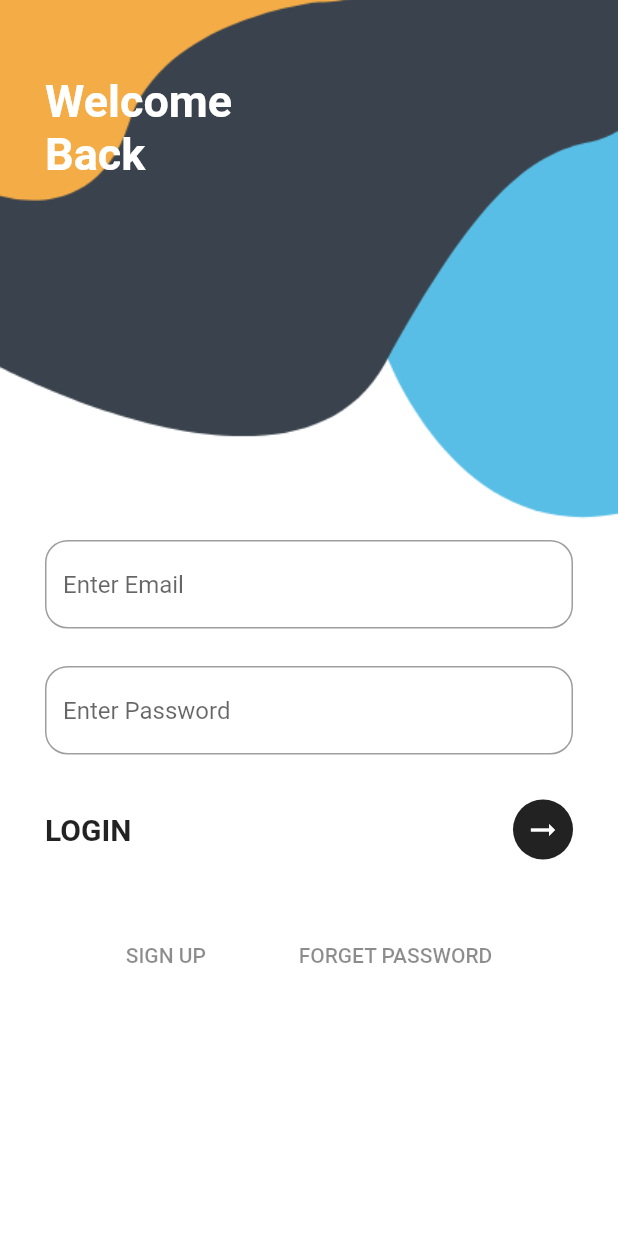
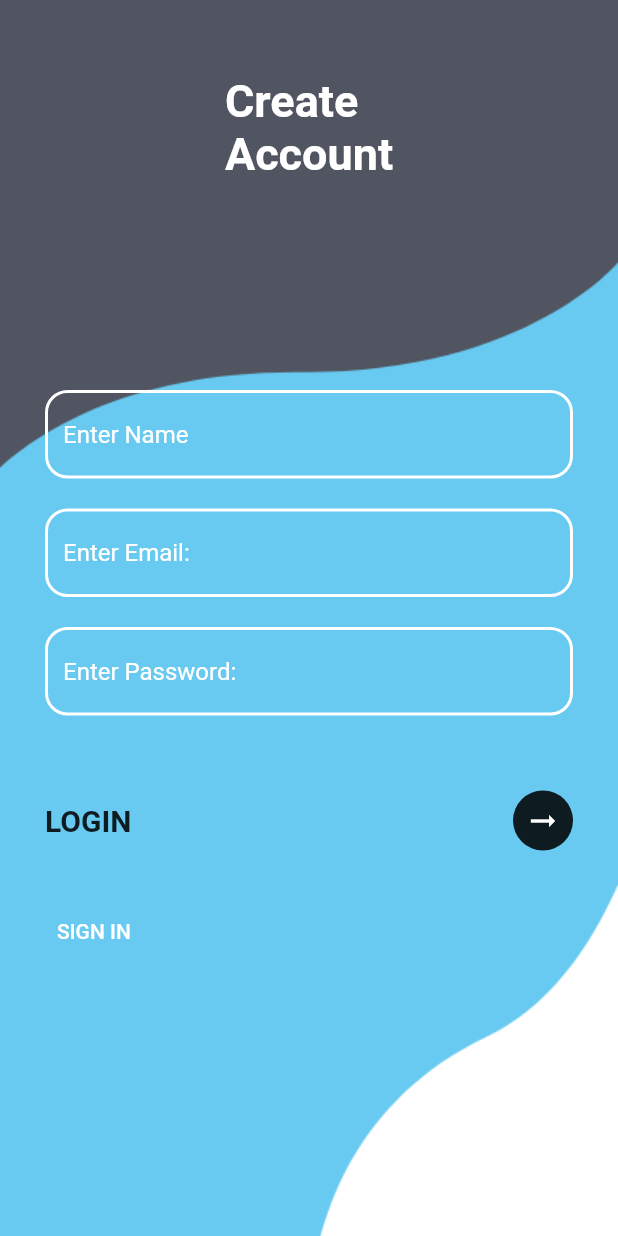
Before and after one commit to AbuRasel9/Login-Page-Ui, a Flutter app: the screen it shows after launch, after a tap on "SIGN UP", on a phone screen of 412 x 824 dp. Run offline on Flutter 3.47's test engine with Material 2 defaults, Android fonts, the light colour scheme and no system bars.

Commit message:
create screnn done

```diff
--- a/lib/screens/login_page_ui.dart
+++ b/lib/screens/login_page_ui.dart
@@ -1,4 +1,7 @@
 import 'package:flutter/material.dart';
+import 'package:loging_page_ui/screens/sign_up_screen.dart';
+import 'package:loging_page_ui/widget/form_feild_widget.dart';
+import 'package:loging_page_ui/widget/login_button_widget.dart';
 
 class LoginPageUi extends StatefulWidget {
   const LoginPageUi({super.key});
@@ -13,7 +16,7 @@ class _LoginPageUiState extends State<LoginPageUi> {
     return Scaffold(
       body: Container(
         width: double.infinity,
-        decoration: BoxDecoration(
+        decoration: const BoxDecoration(
           image: DecorationImage(
               image: AssetImage(
                 "image/login.png",
@@ -25,50 +28,54 @@ class _LoginPageUiState extends State<LoginPageUi> {
           child: Column(
             crossAxisAlignment: CrossAxisAlignment.start,
             children: [
-              Text(
+              const Text(
                 "Welcome\nBack",
                 style: TextStyle(
                     fontSize: 30,
                     fontWeight: FontWeight.bold,
                     color: Colors.white),
               ),
-              SizedBox(
+              const SizedBox(
                 height: 240,
               ),
-              TextFormField(
-                decoration: InputDecoration(
-                  hintText: "Enter Email",
-                    border: OutlineInputBorder(
-                        borderRadius: BorderRadius.circular(15))),
+              // TextFormField(
+              //   decoration: InputDecoration(
+              //       hintText: "Enter Email",
+              //       border: OutlineInputBorder(
+              //           borderRadius: BorderRadius.circular(15))),
+              // ),
+              const SizedBox(
+                height: 25,
               ),
-              SizedBox(height: 25,),
-              TextFormField(
-                decoration: InputDecoration(
-                  hintText: "Enter Password",
-                    border: OutlineInputBorder(
-                        borderRadius: BorderRadius.circular(15))),
+              const FormFeildWidget(name: "Enter Mail",),
+              const SizedBox(height: 15,),
+              const FormFeildWidget(name: "Enter Password",),
+              const SizedBox(
+                height: 30,
               ),
-              SizedBox(height: 30,),
-              Row(
-                mainAxisAlignment: MainAxisAlignment.spaceBetween,
-                children: [
-                  Text("LOGIN",style: TextStyle(fontWeight: FontWeight.bold,fontSize: 20),),
-                  CircleAvatar(
-                    backgroundColor: Colors.black87,
-                    child: IconButton(
-                        onPressed: (){}, icon: Icon(Icons.arrow_right_alt_outlined,color: Colors.white,)),
-                  )
-                ],
+              const LoginButtonWidget(),
+              const SizedBox(
+                height: 40,
               ),
-              SizedBox(height: 40,),
               Row(
                 mainAxisAlignment: MainAxisAlignment.spaceEvenly,
                 children: [
                   TextButton(
+                      onPressed: () {
 
-                      onPressed: (){}, child: Text("SIGN UP",style: TextStyle(color: Colors.black45),)),
-                  TextButton(onPressed: (){}, child: Text("FORGET PASSWORD",style: TextStyle(color: Colors.black45),),)
-
+                        Navigator.push(context, MaterialPageRoute(builder: (context)=>CreateAccount()));
+                      },
+                      child: const Text(
+                        "SIGN UP",
+                        style: TextStyle(color: Colors.black45),
+                      )),
+                  TextButton(
+                    onPressed: () {},
+                    child: const Text(
+                      "FORGET PASSWORD",
+                      style: TextStyle(color: Colors.black45),
+                    ),
+                  )
                 ],
               )
             ],
--- a/lib/screens/sign_up_screen.dart
+++ b/lib/screens/sign_up_screen.dart
@@ -0,0 +1,123 @@
+import 'package:flutter/cupertino.dart';
+import 'package:flutter/material.dart';
+import 'package:loging_page_ui/screens/login_page_ui.dart';
+import 'package:loging_page_ui/widget/login_button_widget.dart';
+
+class CreateAccount extends StatefulWidget {
+  const CreateAccount({super.key});
+
+  @override
+  State<CreateAccount> createState() => _CreateAccountState();
+}
+
+class _CreateAccountState extends State<CreateAccount> {
+  @override
+  Widget build(BuildContext context) {
+    return Scaffold(
+      body: Container(
+        width: double.infinity,
+        decoration: const BoxDecoration(
+          image: DecorationImage(
+              image: AssetImage("image/register.png"), fit: BoxFit.cover),
+        ),
+        child: Stack(
+          children: [
+            Padding(
+              padding: const EdgeInsets.only(top: 50.0, left: 30, right: 30),
+              child: Column(
+
+                children: [
+                  Column(
+                    children: [
+                      const Text(
+                        "Create\nAccount",
+                        style: TextStyle(
+                            fontSize: 30,
+                            fontWeight: FontWeight.bold,
+                            color: Colors.white),
+                      ),
+                      const SizedBox(
+                        height: 140,
+                      ),
+                      TextFormField(
+                        decoration: InputDecoration(
+                            hintText: "Enter Name",
+                            hintStyle: const TextStyle(color: Colors.white),
+                            enabledBorder: OutlineInputBorder(
+                              borderRadius: BorderRadius.circular(15.0),
+                              borderSide: const BorderSide(
+                                color: Colors.white,
+                                width: 2.0,
+                              ),
+                            ),
+                            border: OutlineInputBorder(
+                              borderSide: const BorderSide(color: Colors.white),
+                              borderRadius: BorderRadius.circular(15),
+                            )),
+                      ),
+                      const SizedBox(
+                        height: 20,
+                      ),
+                      TextFormField(
+                        decoration: InputDecoration(
+                            hintText: "Enter Email:",
+                            hintStyle: const TextStyle(color: Colors.white),
+                            enabledBorder: OutlineInputBorder(
+                              borderRadius: BorderRadius.circular(15.0),
+                              borderSide: const BorderSide(
+                                color: Colors.white,
+                                width: 2.0,
+                              ),
+                            ),
+                            border: OutlineInputBorder(
+                              borderSide: const BorderSide(color: Colors.white),
+                              borderRadius: BorderRadius.circular(15),
+                            )),
+                      ),
+                      const SizedBox(
+                        height: 20,
+                      ),
+                      TextFormField(
+                        decoration: InputDecoration(
+                            hintText: "Enter Password:",
+                            hintStyle: const TextStyle(color: Colors.white),
+                            enabledBorder: OutlineInputBorder(
+                              borderRadius: BorderRadius.circular(15.0),
+                              borderSide: const BorderSide(
+                                color: Colors.white,
+                                width: 2.0,
+                              ),
+                            ),
+                            border: OutlineInputBorder(
+                              borderSide: const BorderSide(color: Colors.white),
+                              borderRadius: BorderRadius.circular(15),
+                            )),
+                      ),
+                      const SizedBox(
+                        height: 50,
+                      ),
+                      const LoginButtonWidget(),
+                      const SizedBox(width: 0,),
+                    ],
+                  ),
+                  const SizedBox(height: 30,),
+                  Row(
+                    crossAxisAlignment: CrossAxisAlignment.start,
+                    children: [
+                      TextButton(onPressed: () {
+                        Navigator.push(context, MaterialPageRoute(builder: (
+                            builder) => const LoginPageUi()));
+
+                      }, child: const Text("SIGN IN",style: TextStyle(color: Colors.white),),),
+                    ],
+                  )
+
+                ],
+              ),
+            ),
+          ],
+        ),
+      ),
+    );
+  }
+}
--- /dev/null
+++ b/lib/widget/form_feild_widget.dart
@@ -0,0 +1,17 @@
+import 'package:flutter/material.dart';
+class FormFeildWidget extends StatelessWidget {
+  final String name;
+  const FormFeildWidget({
+    super.key, required this.name,
+  });
+
+  @override
+  Widget build(BuildContext context) {
+    return TextFormField(
+      decoration: InputDecoration(
+          hintText: name,
+          border: OutlineInputBorder(
+              borderRadius: BorderRadius.circular(15))),
+    );
+  }
+}
--- /dev/null
+++ b/lib/widget/login_button_widget.dart
@@ -0,0 +1,28 @@
+import 'package:flutter/material.dart';
+class LoginButtonWidget extends StatelessWidget {
+  const LoginButtonWidget({
+    super.key,
+  });
+
+  @override
+  Widget build(BuildContext context) {
+    return Row(
+      mainAxisAlignment: MainAxisAlignment.spaceBetween,
+      children: [
+        const Text(
+          "LOGIN",
+          style: TextStyle(fontWeight: FontWeight.bold, fontSize: 20,),
+        ),
+        CircleAvatar(
+          backgroundColor: Colors.black87,
+          child: IconButton(
+              onPressed: () {},
+              icon: const Icon(
+                Icons.arrow_right_alt_outlined,
+                color: Colors.white,
+              )),
+        )
+      ],
+    );
+  }
+}
```
